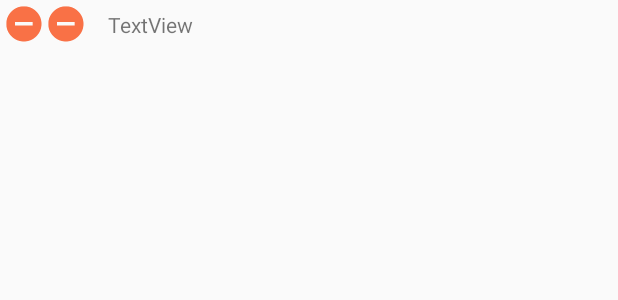
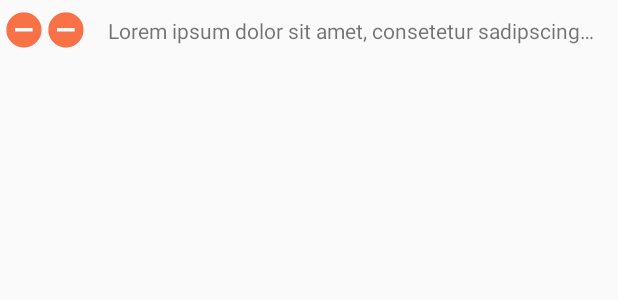
Before and after one commit to muety/quiznerd-android, an Android app: the layout item_round_question.xml on its own in the app's theme, with its tools: preview values and no code run, on a phone screen of 412 x 824 dp. Shown: the top 300 px of the screen. Run offline under Robolectric (Android 15) with nearby library versions, the phone set to English and light mode, and no system bars.

Commit message:
Display round questions. Minor fixes.

```diff
--- a/app/src/main/res/layout/item_quiz_round_card.xml
+++ b/app/src/main/res/layout/item_quiz_round_card.xml
@@ -27,8 +27,6 @@
                 android:id="@+id/quiz_category_iv"
                 android:layout_width="32dp"
                 android:layout_height="32dp"
-                android:layout_marginBottom="8dp"
-                app:layout_constraintBottom_toBottomOf="parent"
                 app:layout_constraintEnd_toEndOf="parent"
                 app:layout_constraintTop_toTopOf="parent"
                 app:srcCompat="@drawable/ic_cat_android" />
@@ -38,6 +36,8 @@
                 android:layout_width="match_parent"
                 android:layout_height="wrap_content"
                 android:layout_marginTop="16dp"
+                android:divider="@android:color/transparent"
+                android:dividerHeight="4dp"
                 app:layout_constraintLeft_toLeftOf="parent"
                 app:layout_constraintTop_toBottomOf="@+id/quiz_round_tv" />
 
--- a/app/src/main/res/layout/view_round_question.xml
+++ b/app/src/main/res/layout/item_round_question.xml
@@ -2,17 +2,25 @@
 <android.support.constraint.ConstraintLayout xmlns:android="http://schemas.android.com/apk/res/android"
     xmlns:app="http://schemas.android.com/apk/res-auto"
     android:layout_width="match_parent"
-    android:layout_height="wrap_content">
+    android:layout_height="wrap_content"
+    android:layout_marginBottom="4dp"
+    android:layout_marginTop="4dp">
 
     <TextView
-        android:id="@+id/textView2"
-        android:layout_width="wrap_content"
+        android:id="@+id/question_text"
+        android:layout_width="0dp"
         android:layout_height="wrap_content"
+        android:layout_marginEnd="8dp"
         android:layout_marginStart="16dp"
-        android:text="TextView"
+        android:ellipsize="end"
+        android:gravity="center_vertical"
+        android:singleLine="true"
+        android:text="Lorem ipsum dolor sit amet, consetetur sadipscing elitr, sed diam nonumy eirmod tempor invidunt ut"
         app:layout_constraintBottom_toBottomOf="parent"
+        app:layout_constraintEnd_toEndOf="parent"
         app:layout_constraintStart_toEndOf="@+id/question_status2_iv"
-        app:layout_constraintTop_toTopOf="parent" />
+        app:layout_constraintTop_toTopOf="parent"
+        app:layout_constraintVertical_bias="0.538" />
 
     <ImageView
         android:id="@+id/question_status1_iv"
```
Also changed, not shown: app/src/main/java/com/github/n1try/quiznerd/model/QuizRound.java (+10 -0 lines), app/src/main/java/com/github/n1try/quiznerd/ui/QuizRoundAdapter.java (+47 -0 lines).
